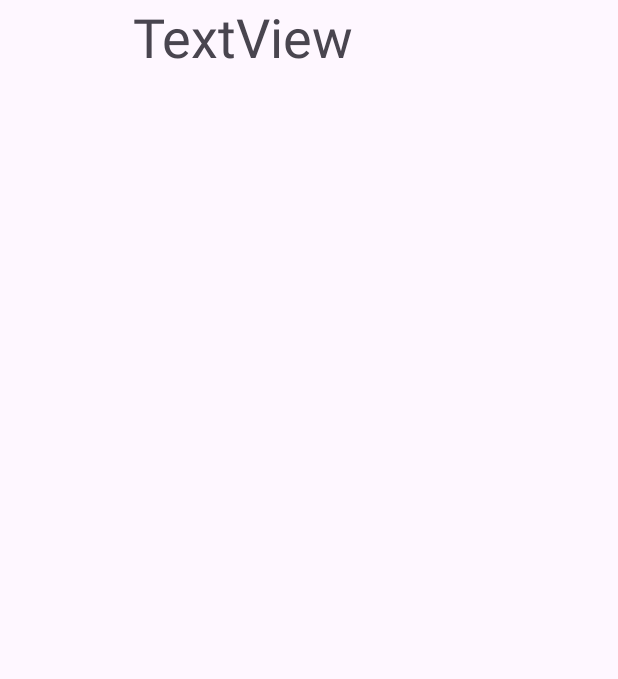
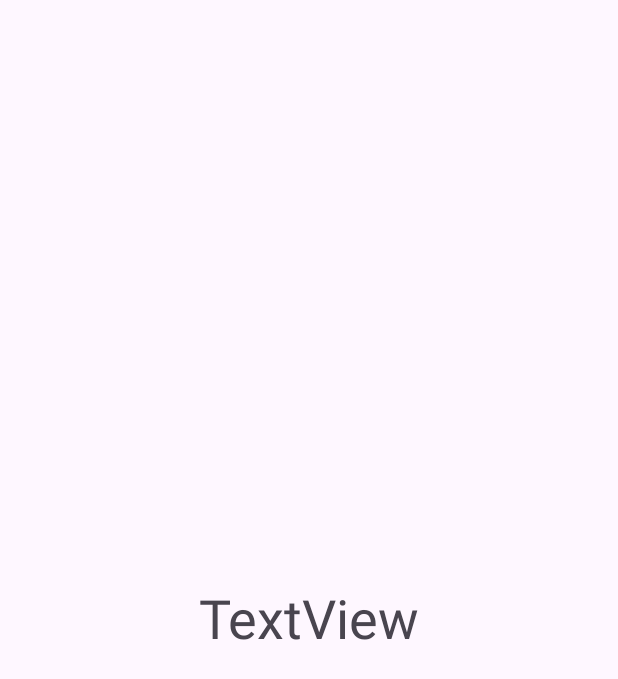
Before and after one commit to Dimasrioardianto/intentExample2, an Android app: the layout activity_second.xml on its own in the app's theme, with its tools: preview values and no code run, on a phone screen of 412 x 824 dp. Shown: the top 679 px of the screen. Run offline under Robolectric (Android 15) with nearby library versions, the phone set to English and light mode, and no system bars.

Commit message:
add intent example2(mengirim data)

```diff
--- a/app/src/main/java/id/ac/polbeng/ardianto/intentexample2/MainActivity.kt
+++ b/app/src/main/java/id/ac/polbeng/ardianto/intentexample2/MainActivity.kt
@@ -13,7 +13,6 @@ class MainActivity : AppCompatActivity() {
         super.onCreate(savedInstanceState)
         binding = ActivityMainBinding.inflate(layoutInflater)
         setContentView(binding.root)
-
         binding.button.setOnClickListener {
             val sendData = binding.editText.text.toString()
             val intent = Intent(this@MainActivity,
--- a/app/src/main/java/id/ac/polbeng/ardianto/intentexample2/SecondActivity.kt
+++ b/app/src/main/java/id/ac/polbeng/ardianto/intentexample2/SecondActivity.kt
@@ -11,8 +11,7 @@ class SecondActivity : AppCompatActivity() {
         super.onCreate(savedInstanceState)
         binding = ActivitySecondBinding.inflate(layoutInflater)
         setContentView(binding.root)
-
-        val receiveData = intent.getStringExtra ("main_activity_data")
+        val receiveData = intent.getStringExtra("main_activity_data")
         binding.textView.text = receiveData
-        }
     }
+}
--- a/app/src/main/res/layout/activity_main.xml
+++ b/app/src/main/res/layout/activity_main.xml
@@ -6,7 +6,6 @@
     android:layout_width="match_parent"
     android:layout_height="match_parent"
     tools:context=".MainActivity">
-
     <Button
         android:id="@+id/button"
         android:layout_width="wrap_content"
@@ -16,12 +15,11 @@
         app:layout_constraintEnd_toEndOf="@+id/editText"
         app:layout_constraintStart_toStartOf="@+id/editText"
         app:layout_constraintTop_toBottomOf="@+id/editText" />
-
     <EditText
         android:id="@+id/editText"
         android:layout_width="wrap_content"
         android:layout_height="48dp"
-        android:layout_marginTop="48dp"
+        android:layout_marginTop="49dp"
         android:ems="10"
         android:inputType="textPersonName"
         android:hint="@string/name"
@@ -30,6 +28,4 @@
         app:layout_constraintStart_toStartOf="parent"
         app:layout_constraintTop_toTopOf="parent"
         android:autofillHints="" />
-
-
 </androidx.constraintlayout.widget.ConstraintLayout>
--- a/app/src/main/res/layout/activity_second.xml
+++ b/app/src/main/res/layout/activity_second.xml
@@ -1,6 +1,5 @@
 <?xml version="1.0" encoding="utf-8"?>
-<androidx.constraintlayout.widget.ConstraintLayout
-    xmlns:android="http://schemas.android.com/apk/res/android"
+<LinearLayout xmlns:android="http://schemas.android.com/apk/res/android"
     xmlns:tools="http://schemas.android.com/tools"
     android:layout_width="match_parent"
     android:layout_height="match_parent"
@@ -15,8 +14,8 @@
         android:text="@string/textview"
         android:textAlignment="center"
         android:textSize="36sp"
-        tools:ignore="MissingConstraints"
-        tools:layout_editor_absoluteX="33dp"
-        tools:layout_editor_absoluteY="341dp" />
+        tools:layout_editor_absoluteX="35dp"
+        tools:layout_editor_absoluteY="78dp"
+        tools:ignore="MissingConstraints" />
 
-</androidx.constraintlayout.widget.ConstraintLayout>
+</LinearLayout>
```
